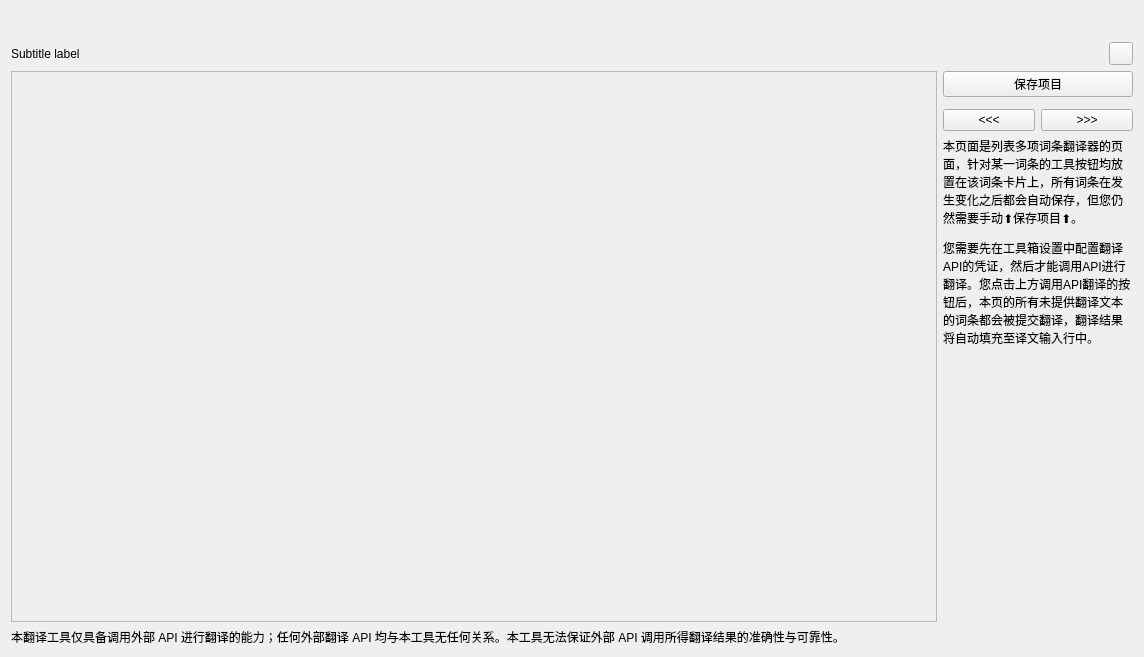
Before: the Qt Designer form widget/TranslateMultiPage.ui in mangofanfan/FanTools, drawn with Qt 5.
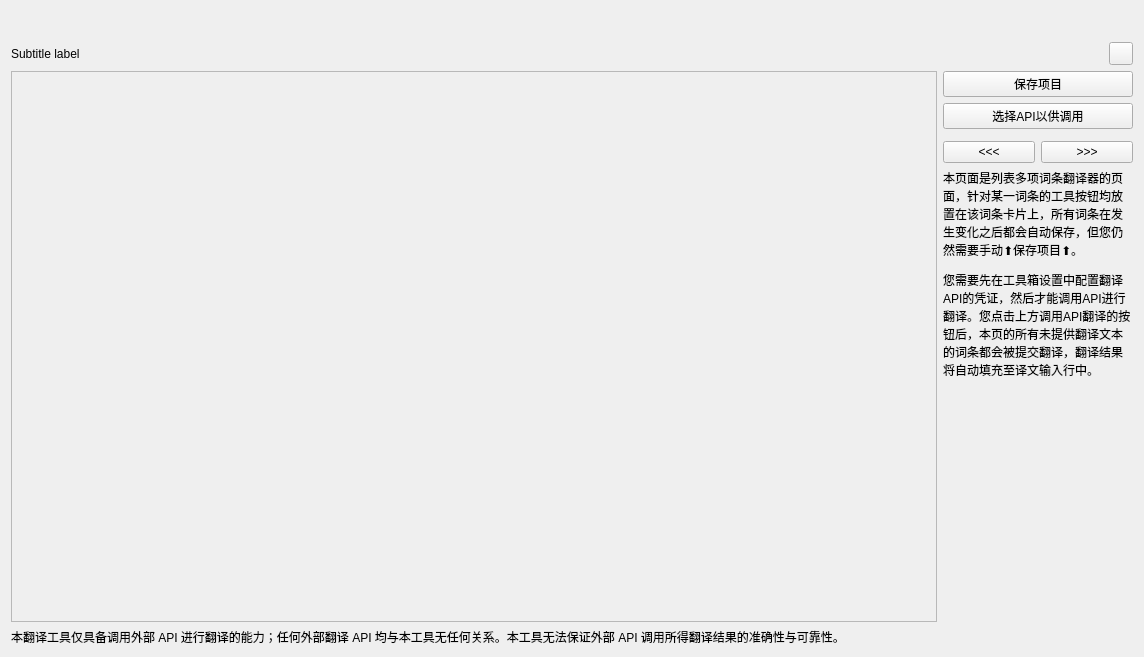
After: the same form once the commit is applied. Custom widgets are drawn as their Qt base class.

Patch:
```diff
--- a/widget/TranslateMultiPage.ui
+++ b/widget/TranslateMultiPage.ui
@@ -66,6 +66,13 @@
          </property>
         </widget>
        </item>
+       <item>
+        <widget class="ComboBox" name="ComboBox_API">
+         <property name="text">
+          <string>选择API以供调用</string>
+         </property>
+        </widget>
+       </item>
        <item>
         <widget class="PrimarySplitPushButton" name="PrimarySplitPushButton_TranslateWithAPI">
          <property name="maximumSize">
@@ -146,6 +153,11 @@
   </layout>
  </widget>
  <customwidgets>
+  <customwidget>
+   <class>ComboBox</class>
+   <extends>QPushButton</extends>
+   <header>qfluentwidgets</header>
+  </customwidget>
   <customwidget>
    <class>PushButton</class>
    <extends>QPushButton</extends>
```
